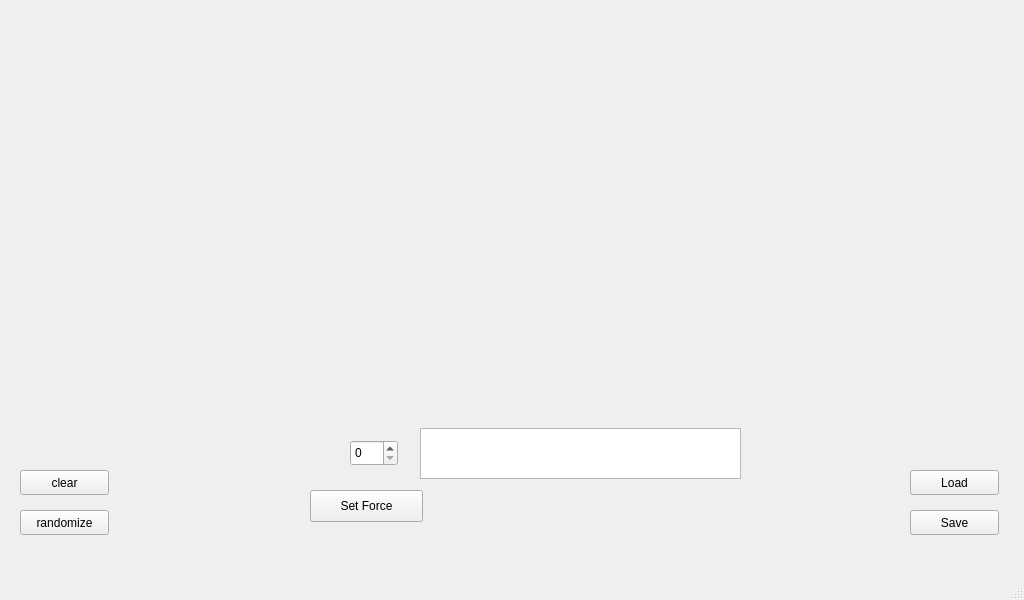
Old version of the form dialog.ui in the repository wiihoffmann/indenter-control-panel.
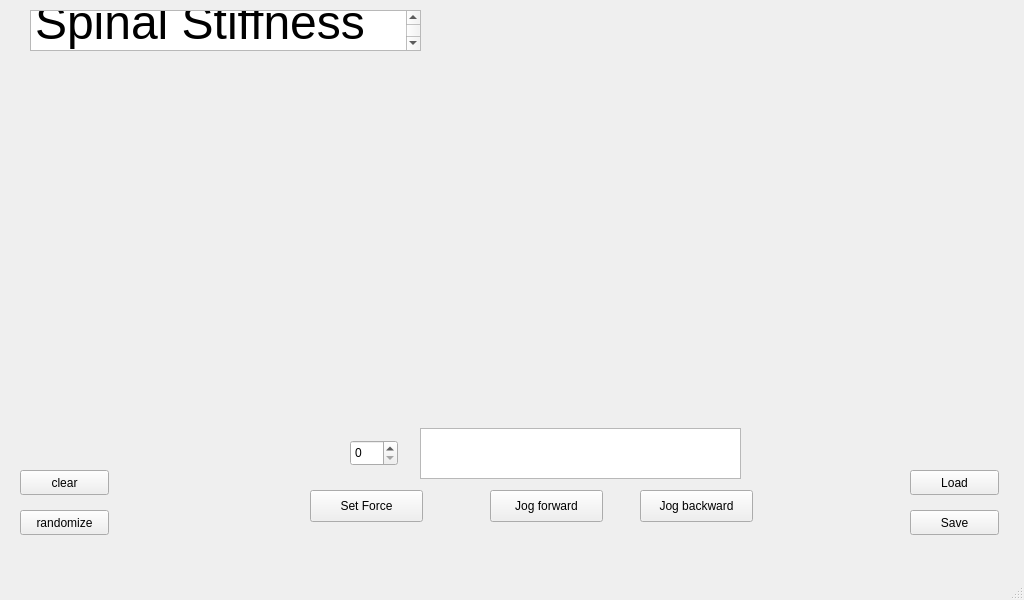
New version of the form. Custom widgets are drawn as their Qt base class.

Commit message: added forward/backward movement

What changed in the file:
```diff
--- a/dialog.ui
+++ b/dialog.ui
@@ -31,7 +31,7 @@
     <property name="geometry">
      <rect>
       <x>10</x>
-      <y>10</y>
+      <y>40</y>
       <width>1001</width>
       <height>341</height>
      </rect>
@@ -109,6 +109,52 @@
      <string>Set Force</string>
     </property>
    </widget>
+   <widget class="QTextEdit" name="textEdit">
+    <property name="geometry">
+     <rect>
+      <x>30</x>
+      <y>10</y>
+      <width>391</width>
+      <height>41</height>
+     </rect>
+    </property>
+    <property name="readOnly">
+     <bool>true</bool>
+    </property>
+    <property name="html">
+     <string>&lt;!DOCTYPE HTML PUBLIC &quot;-//W3C//DTD HTML 4.0//EN&quot; &quot;http://www.w3.org/TR/REC-html40/strict.dtd&quot;&gt;
+&lt;html&gt;&lt;head&gt;&lt;meta name=&quot;qrichtext&quot; content=&quot;1&quot; /&gt;&lt;style type=&quot;text/css&quot;&gt;
+p, li { white-space: pre-wrap; }
+&lt;/style&gt;&lt;/head&gt;&lt;body style=&quot; font-family:'.AppleSystemUIFont'; font-size:13pt; font-weight:400; font-style:normal;&quot;&gt;
+&lt;p style=&quot; margin-top:0px; margin-bottom:0px; margin-left:0px; margin-right:0px; -qt-block-indent:0; text-indent:0px;&quot;&gt;&lt;span style=&quot; font-size:36pt;&quot;&gt;Spinal Stiffness Indenter&lt;/span&gt;&lt;/p&gt;&lt;/body&gt;&lt;/html&gt;</string>
+    </property>
+   </widget>
+   <widget class="QPushButton" name="forwardButton">
+    <property name="geometry">
+     <rect>
+      <x>490</x>
+      <y>490</y>
+      <width>113</width>
+      <height>32</height>
+     </rect>
+    </property>
+    <property name="text">
+     <string>Jog forward</string>
+    </property>
+   </widget>
+   <widget class="QPushButton" name="backwardButton">
+    <property name="geometry">
+     <rect>
+      <x>640</x>
+      <y>490</y>
+      <width>113</width>
+      <height>32</height>
+     </rect>
+    </property>
+    <property name="text">
+     <string>Jog backward</string>
+    </property>
+   </widget>
   </widget>
   <widget class="QStatusBar" name="statusbar"/>
   <widget class="QMenuBar" name="menuBar">
```
The commit also changes 2 other files.
